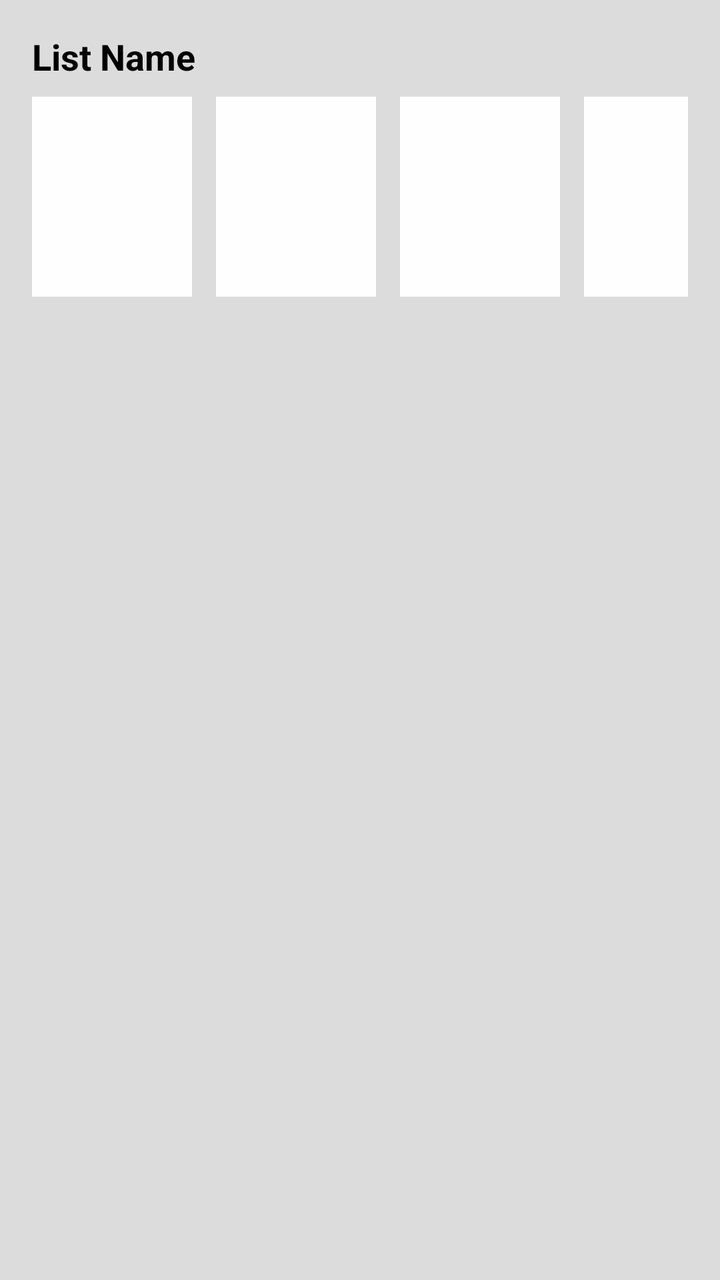
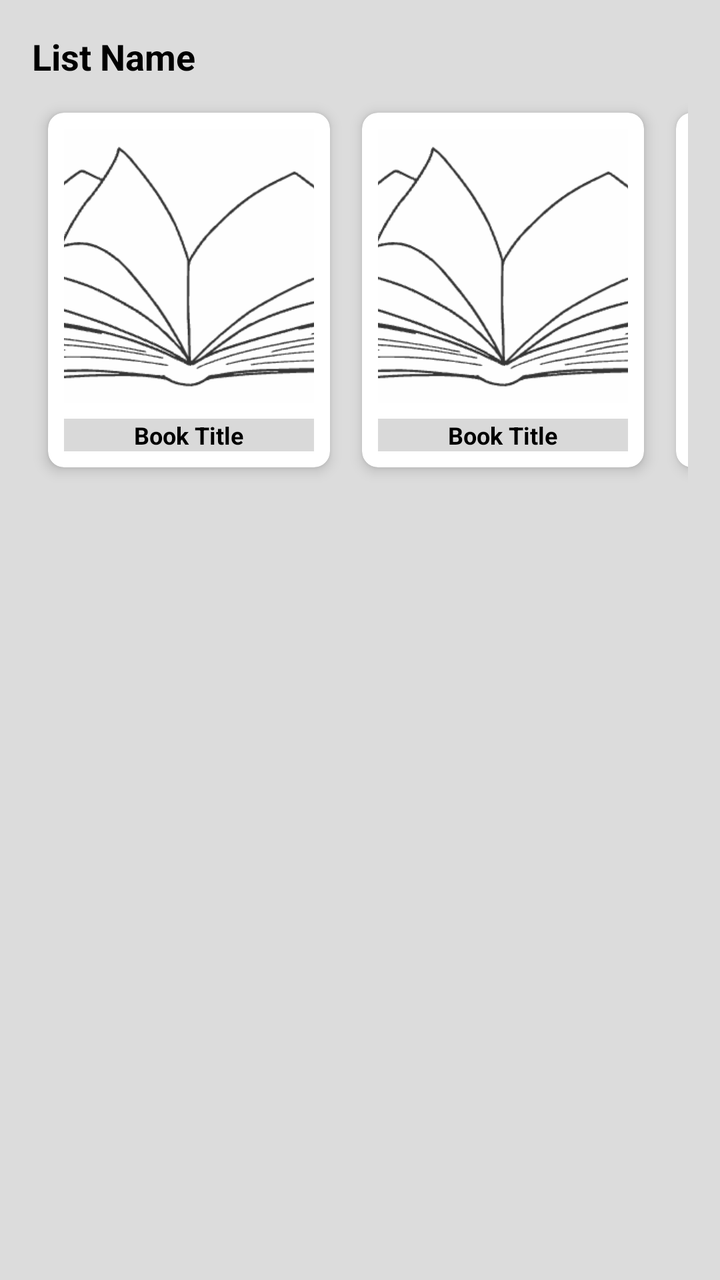

Screens rendered from an Android XML layout before and after an edit, with the pre-edit source and the edit as a unified diff.
<!-- AndroidManifest.xml: application theme Theme.FrontendBook -->
<!-- res/layout/item_list.xml -->
<LinearLayout xmlns:android="http://schemas.android.com/apk/res/android"
    android:layout_width="match_parent"
    android:layout_height="wrap_content"
    xmlns:app="http://schemas.android.com/apk/res-auto"
    android:padding="16dp"
    android:orientation="vertical"
    android:background="@color/boxes_background"
    android:minHeight="180dp">

    
    <TextView
        android:id="@+id/listTitle"
        android:layout_width="match_parent"
        android:layout_height="wrap_content"
        android:text="List Name"
        android:textSize="18sp"
        android:textStyle="bold"
        android:textColor="@color/textPrimary"
        android:paddingBottom="8dp" />

    
    <HorizontalScrollView
        android:layout_width="match_parent"
        android:layout_height="wrap_content"
        android:scrollbars="none">

        <LinearLayout
            android:layout_width="wrap_content"
            android:layout_height="wrap_content"
            android:orientation="horizontal"
            android:gravity="center_vertical"
            >

            
            <View
                android:layout_width="80dp"
                android:layout_height="100dp"
                android:layout_marginEnd="12dp"
                android:background="@color/backgroundPrimary" />

            <View
                android:layout_width="80dp"
                android:layout_height="100dp"
                android:layout_marginEnd="12dp"
                android:background="@color/backgroundPrimary" />

            <View
                android:layout_width="80dp"
                android:layout_height="100dp"
                android:layout_marginEnd="12dp"
                android:background="@color/backgroundPrimary" />

            <View
                android:layout_width="80dp"
                android:layout_height="100dp"
                android:layout_marginEnd="12dp"
                android:background="@color/backgroundPrimary" />

            
            <androidx.appcompat.widget.AppCompatImageButton
                android:id="@+id/listMore"
                android:layout_width="80dp"
                android:layout_height="100dp"
                android:layout_marginStart="8dp"
                android:src="@drawable/more"
                android:contentDescription="Go to List"
                android:background="@color/backgroundPrimary"
                app:tint="@color/textSecondary" />
        </LinearLayout>
    </HorizontalScrollView>
</LinearLayout>
<!-- resources referenced by this layout -->
<resources>
  <color name="backgroundPrimary">#FEFEFE</color>
  <color name="boxes_background">#DCDCDC</color>
  <color name="textPrimary">#000000</color>
  <color name="textSecondary">#363636</color>
  <!-- drawable more: png bitmap (drawable, 189 bytes) -->
  <style name="Theme.FrontendBook" parent="Base.Theme.FrontendBook" />
  <style name="Base.Theme.FrontendBook" parent="Theme.Material3.DayNight.NoActionBar">
          <item name="colorPrimary">@color/backgroundPrimary</item>
          <item name="colorPrimaryVariant">@color/backgroundSecondary</item>
          <item name="colorOnPrimary">@color/black</item>
          <item name="colorSecondary">@color/black</item>
          <item name="colorOutline">@color/line</item>
  
      </style>
  <color name="backgroundSecondary">#D9D9D9</color>
  <color name="black">#000000</color>
  <color name="line">#D9D9D9</color>
</resources>

<!-- the commit's change to res/layout/item_list.xml (unified diff, before → after) -->
@@ -28,33 +28,15 @@
             android:layout_width="wrap_content"
             android:layout_height="wrap_content"
             android:orientation="horizontal"
-            android:gravity="center_vertical"
-            >
+            android:gravity="center_vertical">
 
             
-            <View
-                android:layout_width="80dp"
-                android:layout_height="100dp"
-                android:layout_marginEnd="12dp"
-                android:background="@color/backgroundPrimary" />
-
-            <View
-                android:layout_width="80dp"
-                android:layout_height="100dp"
-                android:layout_marginEnd="12dp"
-                android:background="@color/backgroundPrimary" />
-
-            <View
-                android:layout_width="80dp"
-                android:layout_height="100dp"
-                android:layout_marginEnd="12dp"
-                android:background="@color/backgroundPrimary" />
-
-            <View
-                android:layout_width="80dp"
-                android:layout_height="100dp"
-                android:layout_marginEnd="12dp"
-                android:background="@color/backgroundPrimary" />
+            <include layout="@layout/item_book_grid" />
+            <include layout="@layout/item_book_grid" />
+            <include layout="@layout/item_book_grid" />
+            <include layout="@layout/item_book_grid" />
+            <include layout="@layout/item_book_grid" />
+            <include layout="@layout/item_book_grid" />
 
             
             <androidx.appcompat.widget.AppCompatImageButton
@@ -63,9 +45,55 @@
                 android:layout_height="100dp"
                 android:layout_marginStart="8dp"
                 android:src="@drawable/more"
-                android:contentDescription="Go to List"
+                android:contentDescription="See More"
                 android:background="@color/backgroundPrimary"
                 app:tint="@color/textSecondary" />
         </LinearLayout>
     </HorizontalScrollView>
 </LinearLayout>
+<!-- res/layout/item_book_grid.xml (included above) -->
+<androidx.cardview.widget.CardView
+    xmlns:android="http://schemas.android.com/apk/res/android"
+    xmlns:card_view="http://schemas.android.com/apk/res-auto"
+    android:layout_width="match_parent"
+    android:layout_height="wrap_content"
+    android:layout_margin="8dp"
+    card_view:cardCornerRadius="8dp"
+    card_view:cardElevation="4dp"
+    android:background="@color/backgroundPrimary">
+
+    <LinearLayout
+        android:layout_width="match_parent"
+        android:layout_height="match_parent"
+        android:gravity="center_horizontal"
+        android:orientation="vertical"
+        android:padding="8dp">
+
+        
+        <ImageView
+            android:id="@+id/bookImage"
+            android:layout_width="125dp"
+            android:layout_height="137dp"
+            android:layout_weight="1"
+            android:adjustViewBounds="true"
+            android:background="@color/boxes_background"
+            android:contentDescription="Book cover"
+            android:scaleType="centerCrop"
+            android:src="@drawable/bookk" />
+
+        
+        <TextView
+            android:id="@+id/bookTitle"
+            android:layout_width="match_parent"
+            android:layout_height="wrap_content"
+            android:layout_marginTop="8dp"
+            android:background="@color/backgroundSecondary"
+            android:ellipsize="end"
+            android:gravity="center"
+            android:maxLines="1"
+            android:text="Book Title"
+            android:textColor="@color/textPrimary"
+            android:textSize="12sp"
+            android:textStyle="bold" />
+    </LinearLayout>
+</androidx.cardview.widget.CardView>
<!-- resource entries referenced after the edit -->
@@ -4,6 +4,7 @@
   <color name="boxes_background">#DCDCDC</color>
   <color name="textPrimary">#000000</color>
   <color name="textSecondary">#363636</color>
+  <!-- drawable bookk: png bitmap (drawable, 18992 bytes) -->
   <!-- drawable more: png bitmap (drawable, 189 bytes) -->
   <style name="Theme.FrontendBook" parent="Base.Theme.FrontendBook" />
   <style name="Base.Theme.FrontendBook" parent="Theme.Material3.DayNight.NoActionBar">
